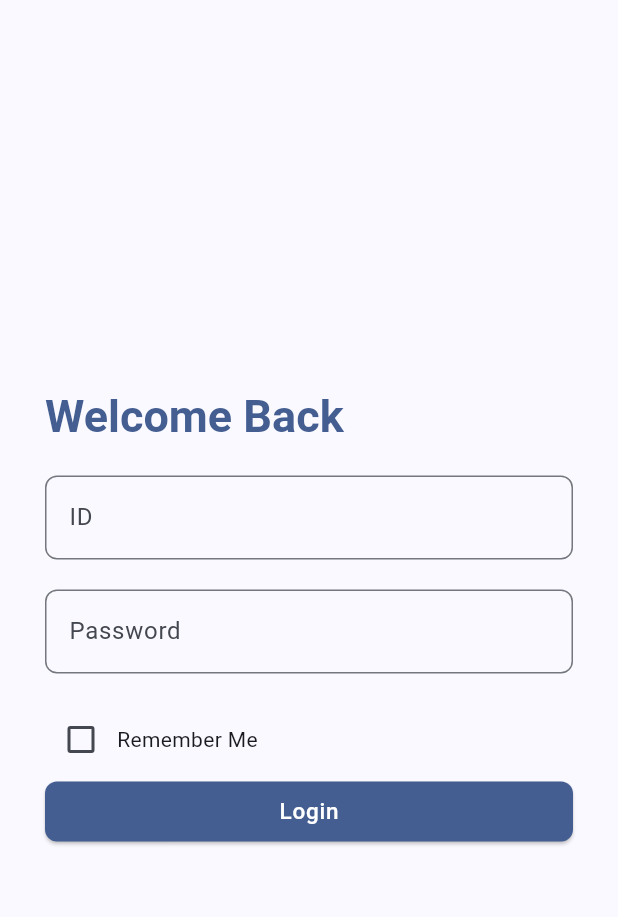
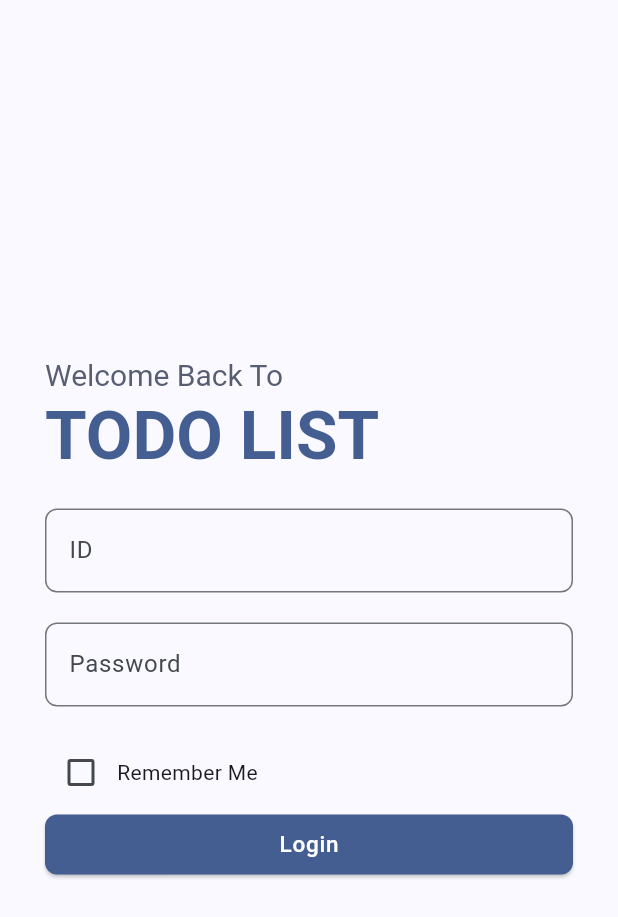
Before and after one commit to AniruddhaGawali/TodoList-App, a Flutter app: the screen it shows after launch, on a phone screen of 412 x 824 dp. Shown: the top 917 px of the screen. Run offline on Flutter 3.47's test engine with Material 2 defaults, Android fonts, the phone set to English and light mode, and no system bars; our stand-ins replace flutter_riverpod, slide_to_act, sqflite; accounts and stored records are empty.

Commit message:
added some other style changes

```diff
--- a/lib/screens/login.dart
+++ b/lib/screens/login.dart
@@ -104,11 +104,18 @@ class LoginState extends ConsumerState<Login> {
               crossAxisAlignment: CrossAxisAlignment.start,
               children: [
                 Text(
-                  "Welcome Back",
+                  "Welcome Back To",
+                  style: Theme.of(context).textTheme.titleLarge!.copyWith(
+                        color: Theme.of(context).colorScheme.secondary,
+                        fontSize: 20,
+                      ),
+                ),
+                Text(
+                  "TODO LIST",
                   style: Theme.of(context).textTheme.titleLarge!.copyWith(
                         color: Theme.of(context).colorScheme.primary,
                         fontWeight: FontWeight.bold,
-                        fontSize: 30,
+                        fontSize: 45,
                       ),
                 ),
                 const SizedBox(height: 20),
```
